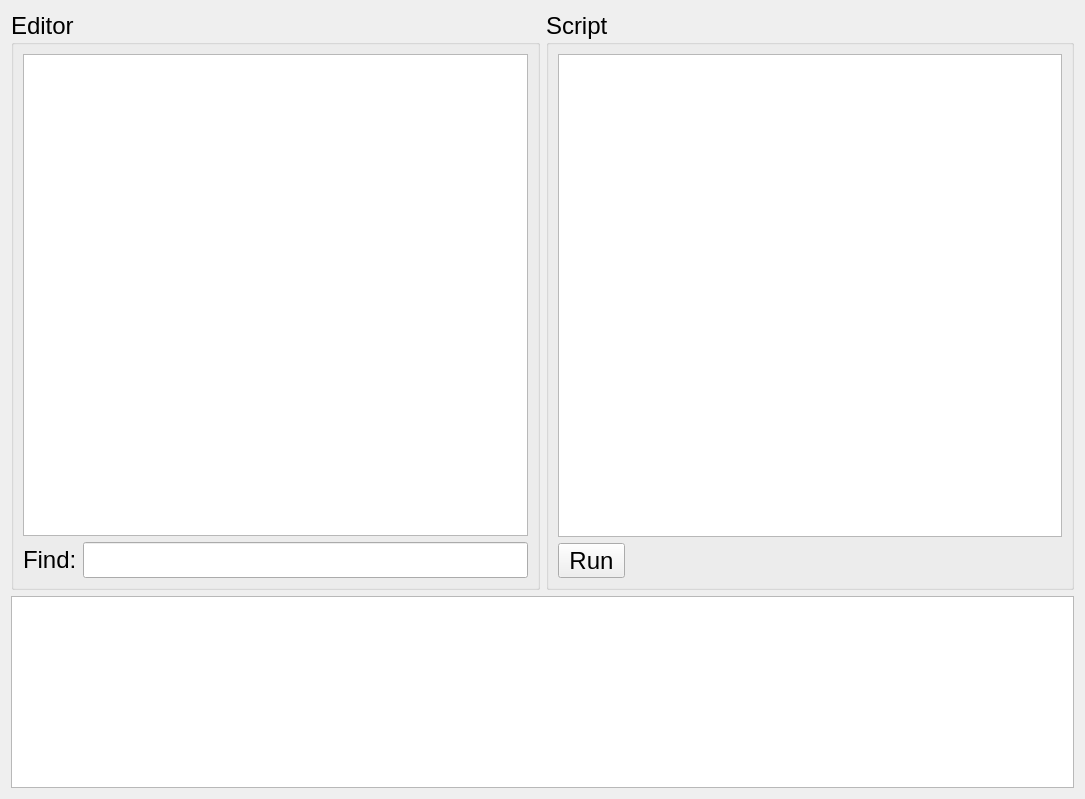
This is src/widget.ui in KDABLabs/qtws23-script-automation as Qt 5 draws it before an edit. The edited form follows.
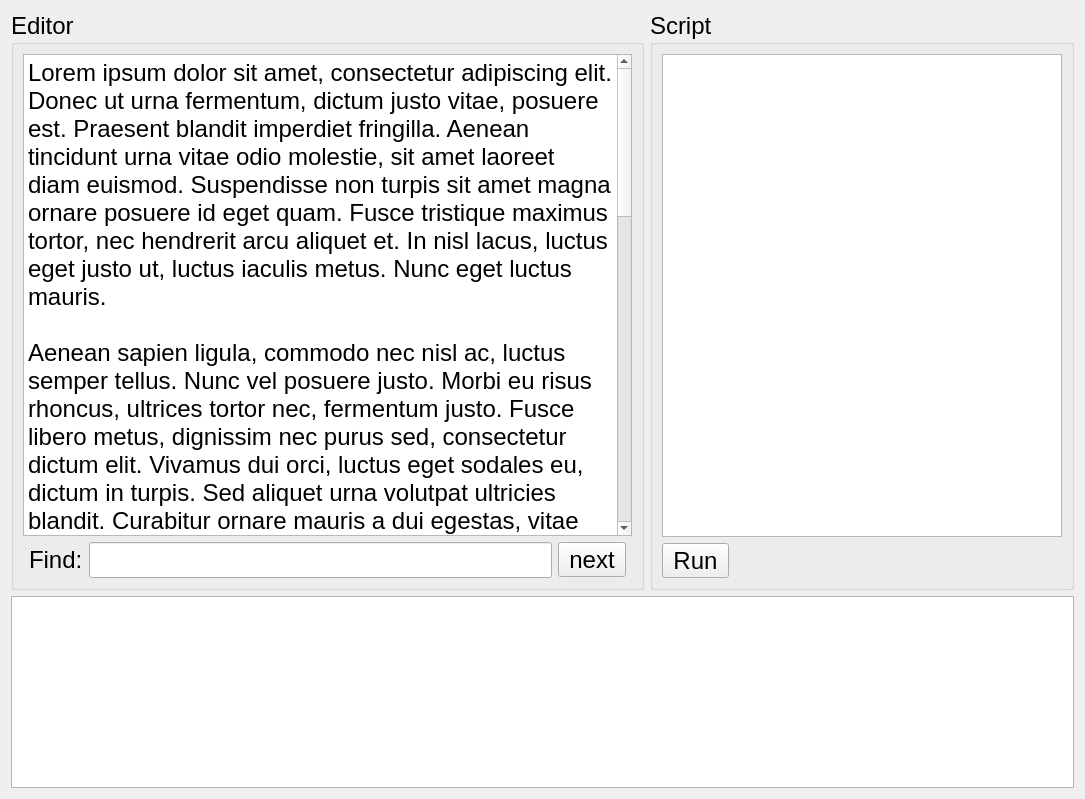
This is the edited form.

Commit message: Add Find feature

```diff
--- a/src/widget.ui
+++ b/src/widget.ui
@@ -21,27 +21,66 @@
   <layout class="QGridLayout" name="gridLayout_3">
    <item row="0" column="0">
     <widget class="QGroupBox" name="groupBox">
+     <property name="sizePolicy">
+      <sizepolicy hsizetype="Expanding" vsizetype="Preferred">
+       <horstretch>0</horstretch>
+       <verstretch>0</verstretch>
+      </sizepolicy>
+     </property>
      <property name="title">
       <string>Editor</string>
      </property>
      <layout class="QGridLayout" name="gridLayout">
-      <item row="0" column="0" colspan="2">
+      <item row="1" column="1">
+       <widget class="QWidget" name="findWidget" native="true">
+        <layout class="QHBoxLayout" name="horizontalLayout">
+         <property name="leftMargin">
+          <number>0</number>
+         </property>
+         <property name="topMargin">
+          <number>0</number>
+         </property>
+         <property name="rightMargin">
+          <number>0</number>
+         </property>
+         <property name="bottomMargin">
+          <number>0</number>
+         </property>
+         <item>
+          <widget class="QLabel" name="label_3">
+           <property name="text">
+            <string>Find:</string>
+           </property>
+          </widget>
+         </item>
+         <item>
+          <widget class="QLineEdit" name="findEdit"/>
+         </item>
+         <item>
+          <widget class="QToolButton" name="findNextButton">
+           <property name="text">
+            <string>next</string>
+           </property>
+          </widget>
+         </item>
+        </layout>
+       </widget>
+      </item>
+      <item row="0" column="0" colspan="3">
        <widget class="QPlainTextEdit" name="editor">
         <property name="plainText">
-         <string/>
+         <string>Lorem ipsum dolor sit amet, consectetur adipiscing elit. Donec ut urna fermentum, dictum justo vitae, posuere est. Praesent blandit imperdiet fringilla. Aenean tincidunt urna vitae odio molestie, sit amet laoreet diam euismod. Suspendisse non turpis sit amet magna ornare posuere id eget quam. Fusce tristique maximus tortor, nec hendrerit arcu aliquet et. In nisl lacus, luctus eget justo ut, luctus iaculis metus. Nunc eget luctus mauris.
+
+Aenean sapien ligula, commodo nec nisl ac, luctus semper tellus. Nunc vel posuere justo. Morbi eu risus rhoncus, ultrices tortor nec, fermentum justo. Fusce libero metus, dignissim nec purus sed, consectetur dictum elit. Vivamus dui orci, luctus eget sodales eu, dictum in turpis. Sed aliquet urna volutpat ultricies blandit. Curabitur ornare mauris a dui egestas, vitae molestie ante volutpat. Donec lobortis vel ante at ornare. Nulla ligula mauris, semper pellentesque dapibus in, molestie quis ante. Aenean quis erat arcu. Nulla et ante nec mi posuere maximus eu in tortor. Etiam tincidunt augue varius odio interdum, ut lobortis enim interdum. Sed vel tellus interdum, varius dolor id, aliquet est.
+
+Sed in leo vitae enim semper tempus eu et urna. Maecenas lectus nunc, congue eget luctus sit amet, pulvinar quis ex. Aenean molestie rutrum blandit. Pellentesque in nisi ut eros ornare tristique. Aliquam finibus, mi non varius ultricies, lectus nisi ullamcorper velit, in vestibulum enim ipsum in elit. Nam bibendum tempor risus, vel volutpat mi commodo vel. Sed ac ullamcorper sem. Nulla commodo justo sed sollicitudin tincidunt. Fusce in ex sed sem lobortis volutpat eu ac turpis. Curabitur quis fringilla erat.
+
+Suspendisse nisi nibh, volutpat et erat eu, cursus dignissim tortor. Quisque eu hendrerit elit. Integer luctus vulputate nunc, et pulvinar odio tincidunt ac. Nam interdum pellentesque bibendum. Aenean laoreet hendrerit sapien, ut mattis mi imperdiet in. Aenean pretium consectetur nunc, sit amet dapibus leo interdum tempor. Cras sodales accumsan dui non pellentesque.
+
+Donec lacus mauris, commodo at vehicula vel, aliquam vel leo. Phasellus scelerisque lacus eget purus faucibus, ac lobortis dolor interdum. Nulla pharetra ante eget pharetra lobortis. Etiam eget nisl risus. Nunc ipsum eros, convallis ut enim nec, aliquam rutrum augue. Ut quis iaculis est, quis lobortis magna. Nulla elementum porta suscipit. Nullam scelerisque mattis sagittis. Donec tempus auctor felis id egestas. Donec a orci metus. Praesent et risus neque. Pellentesque et est erat. Duis vitae eros nunc. Ut at ante lobortis, convallis enim in, sagittis tellus. Class aptent taciti sociosqu ad litora torquent per conubia nostra, per inceptos himenaeos. </string>
         </property>
        </widget>
       </item>
-      <item row="1" column="0">
-       <widget class="QLabel" name="label_3">
-        <property name="text">
-         <string>Find:</string>
-        </property>
-       </widget>
-      </item>
-      <item row="1" column="1">
-       <widget class="QLineEdit" name="findEdit"/>
-      </item>
      </layout>
     </widget>
    </item>
@@ -52,7 +91,20 @@
      </property>
      <layout class="QGridLayout" name="gridLayout_2">
       <item row="0" column="0">
-       <widget class="QPlainTextEdit" name="script"/>
+       <widget class="QPlainTextEdit" name="script">
+        <property name="sizePolicy">
+         <sizepolicy hsizetype="Preferred" vsizetype="Expanding">
+          <horstretch>0</horstretch>
+          <verstretch>0</verstretch>
+         </sizepolicy>
+        </property>
+        <property name="minimumSize">
+         <size>
+          <width>400</width>
+          <height>0</height>
+         </size>
+        </property>
+       </widget>
       </item>
       <item row="1" column="0">
        <widget class="QToolButton" name="runButton">
```
Left out of the diff: 8 changed lines with no effect on the pictures. The commit also changes 2 other files.
